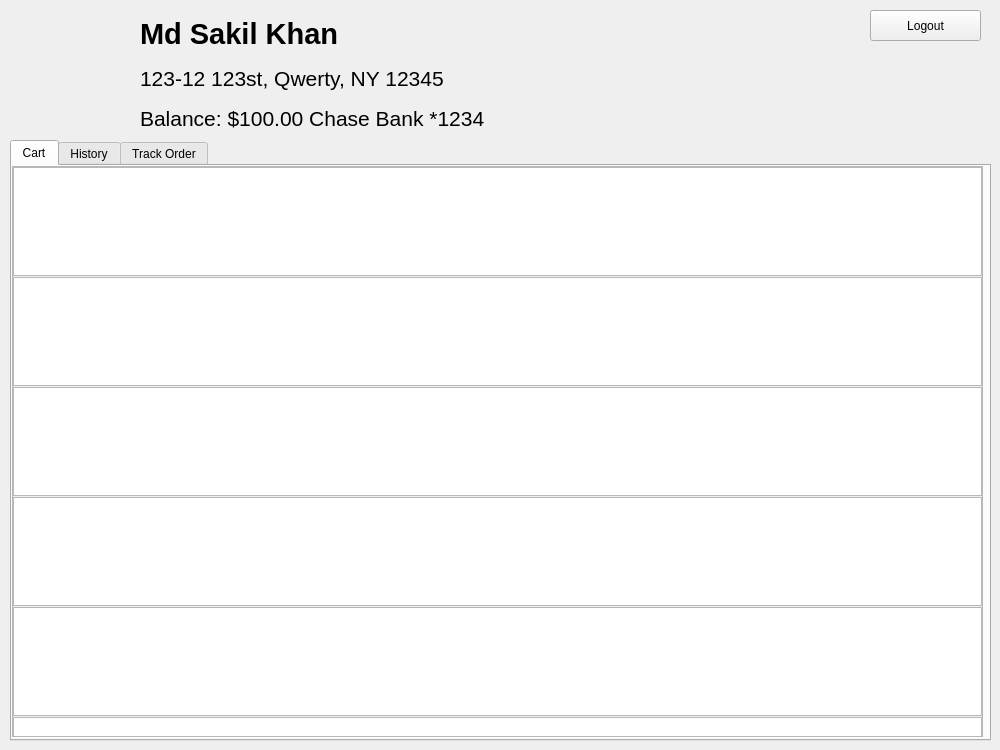
This is UiFiles/accountPage.ui in mdsakilkhan/CSC32200-Project as Qt 5 draws it before an edit. The edited form follows.
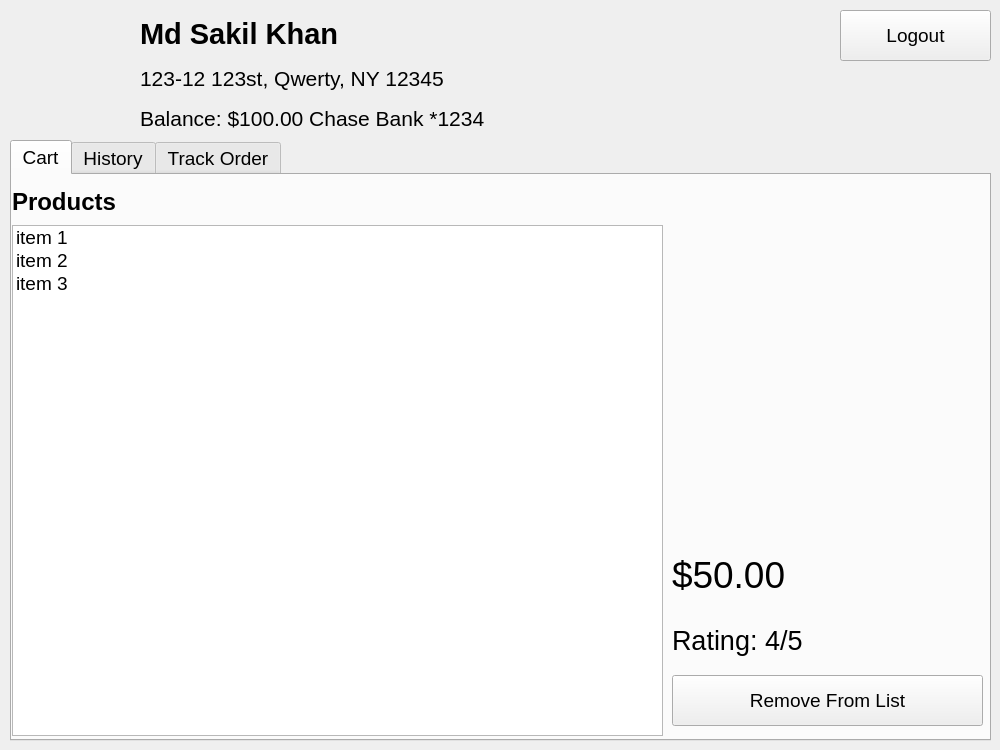
This is the edited form. Icons and pictures are not drawn.

Patch:
```diff
--- a/UiFiles/accountPage.ui
+++ b/UiFiles/accountPage.ui
@@ -34,9 +34,18 @@
      <height>601</height>
     </rect>
    </property>
+   <property name="font">
+    <font>
+     <family>Nirmala UI</family>
+     <pointsize>14</pointsize>
+    </font>
+   </property>
    <property name="autoFillBackground">
     <bool>false</bool>
    </property>
+   <property name="styleSheet">
+    <string notr="true"/>
+   </property>
    <property name="tabPosition">
     <enum>QTabWidget::North</enum>
    </property>
@@ -71,88 +80,143 @@
     <attribute name="title">
      <string>Cart</string>
     </attribute>
-    <widget class="QScrollArea" name="scrollArea">
+    <widget class="QListWidget" name="ProductList">
+     <property name="geometry">
+      <rect>
+       <x>0</x>
+       <y>50</y>
+       <width>651</width>
+       <height>511</height>
+      </rect>
+     </property>
+     <property name="styleSheet">
+      <string notr="true">font: 14pt &quot;Nirmala UI&quot;;</string>
+     </property>
+     <item>
+      <property name="text">
+       <string>item 1</string>
+      </property>
+     </item>
+     <item>
+      <property name="text">
+       <string>item 2</string>
+      </property>
+     </item>
+     <item>
+      <property name="text">
+       <string>item 3</string>
+      </property>
+     </item>
+    </widget>
+    <widget class="QLabel" name="ItemImage">
+     <property name="geometry">
+      <rect>
+       <x>660</x>
+       <y>50</y>
+       <width>311</width>
+       <height>311</height>
+      </rect>
+     </property>
+     <property name="text">
+      <string/>
+     </property>
+     <property name="pixmap">
+      <pixmap>userIcon.png</pixmap>
+     </property>
+     <property name="scaledContents">
+      <bool>true</bool>
+     </property>
+    </widget>
+    <widget class="QPushButton" name="RemoveFromList">
+     <property name="geometry">
+      <rect>
+       <x>660</x>
+       <y>500</y>
+       <width>311</width>
+       <height>51</height>
+      </rect>
+     </property>
+     <property name="text">
+      <string>Remove From List</string>
+     </property>
+    </widget>
+    <widget class="QLabel" name="ItemPrice">
+     <property name="geometry">
+      <rect>
+       <x>660</x>
+       <y>370</y>
+       <width>311</width>
+       <height>51</height>
+      </rect>
+     </property>
+     <property name="font">
+      <font>
+       <family>Nirmala UI</family>
+       <pointsize>28</pointsize>
+       <weight>50</weight>
+       <italic>false</italic>
+       <bold>false</bold>
+      </font>
+     </property>
+     <property name="text">
+      <string>$50.00</string>
+     </property>
+     <property name="alignment">
+      <set>Qt::AlignBottom|Qt::AlignLeading|Qt::AlignLeft</set>
+     </property>
+    </widget>
+    <widget class="QLabel" name="Title">
+     <property name="enabled">
+      <bool>true</bool>
+     </property>
      <property name="geometry">
       <rect>
        <x>0</x>
        <y>0</y>
        <width>971</width>
-       <height>571</height>
+       <height>41</height>
       </rect>
      </property>
-     <property name="widgetResizable">
-      <bool>true</bool>
+     <property name="font">
+      <font>
+       <family>Nirmala UI</family>
+       <pointsize>18</pointsize>
+       <weight>75</weight>
+       <italic>false</italic>
+       <bold>true</bold>
+      </font>
      </property>
-     <widget class="QWidget" name="scrollAreaWidgetContents">
-      <property name="geometry">
-       <rect>
-        <x>0</x>
-        <y>0</y>
-        <width>969</width>
-        <height>569</height>
-       </rect>
-      </property>
-      <widget class="QTextBrowser" name="textBrowser">
-       <property name="geometry">
-        <rect>
-         <x>0</x>
-         <y>0</y>
-         <width>969</width>
-         <height>109</height>
-        </rect>
-       </property>
-      </widget>
-      <widget class="QTextBrowser" name="textBrowser_2">
-       <property name="geometry">
-        <rect>
-         <x>0</x>
-         <y>110</y>
-         <width>969</width>
-         <height>109</height>
-        </rect>
-       </property>
-      </widget>
-      <widget class="QTextBrowser" name="textBrowser_3">
-       <property name="geometry">
-        <rect>
-         <x>0</x>
-         <y>220</y>
-         <width>969</width>
-         <height>109</height>
-        </rect>
-       </property>
-      </widget>
-      <widget class="QTextBrowser" name="textBrowser_4">
-       <property name="geometry">
-        <rect>
-         <x>0</x>
-         <y>330</y>
-         <width>969</width>
-         <height>109</height>
-        </rect>
-       </property>
-      </widget>
-      <widget class="QTextBrowser" name="textBrowser_5">
-       <property name="geometry">
-        <rect>
-         <x>0</x>
-         <y>440</y>
-         <width>969</width>
-         <height>109</height>
-        </rect>
-       </property>
-      </widget>
-      <widget class="QTextBrowser" name="textBrowser_6">
-       <property name="geometry">
-        <rect>
-         <x>0</x>
-         <y>550</y>
-         <width>969</width>
-         <height>109</height>
-        </rect>
-       </property>
-      </widget>
-     </widget>
+     <property name="text">
+      <string>Products</string>
+     </property>
+     <property name="alignment">
+      <set>Qt::AlignBottom|Qt::AlignLeading|Qt::AlignLeft</set>
+     </property>
+    </widget>
+    <widget class="QLabel" name="ItemRating">
+     <property name="geometry">
+      <rect>
+       <x>660</x>
+       <y>430</y>
+       <width>311</width>
+       <height>51</height>
+      </rect>
+     </property>
+     <property name="font">
+      <font>
+       <family>Nirmala UI</family>
+       <pointsize>20</pointsize>
+       <weight>50</weight>
+       <italic>false</italic>
+       <bold>false</bold>
+      </font>
+     </property>
+     <property name="text">
+      <string>Rating: 4/5</string>
+     </property>
+     <property name="alignment">
+      <set>Qt::AlignBottom|Qt::AlignLeading|Qt::AlignLeft</set>
+     </property>
     </widget>
    </widget>
    <widget class="QWidget" name="History">
@@ -166,25 +230,12 @@
     </attribute>
    </widget>
   </widget>
-  <widget class="QPushButton" name="Logout">
-   <property name="geometry">
-    <rect>
-     <x>870</x>
-     <y>10</y>
-     <width>111</width>
-     <height>31</height>
-    </rect>
-   </property>
-   <property name="text">
-    <string>Logout</string>
-   </property>
-  </widget>
   <widget class="QLabel" name="CustomerName">
    <property name="geometry">
     <rect>
      <x>140</x>
      <y>10</y>
-     <width>721</width>
+     <width>691</width>
      <height>41</height>
     </rect>
    </property>
@@ -208,7 +259,7 @@
     <rect>
      <x>140</x>
      <y>100</y>
-     <width>841</width>
+     <width>691</width>
      <height>31</height>
     </rect>
    </property>
@@ -249,7 +300,7 @@
     <rect>
      <x>140</x>
      <y>60</y>
-     <width>841</width>
+     <width>691</width>
      <height>31</height>
     </rect>
    </property>
@@ -266,6 +317,25 @@
     <set>Qt::AlignBottom|Qt::AlignLeading|Qt::AlignLeft</set>
    </property>
   </widget>
+  <widget class="QPushButton" name="Logout">
+   <property name="geometry">
+    <rect>
+     <x>840</x>
+     <y>10</y>
+     <width>151</width>
+     <height>51</height>
+    </rect>
+   </property>
+   <property name="font">
+    <font>
+     <family>Nirmala UI</family>
+     <pointsize>14</pointsize>
+    </font>
+   </property>
+   <property name="text">
+    <string>Logout</string>
+   </property>
+  </widget>
  </widget>
  <resources/>
  <connections/>
```
Left out of the diff: 221 changed lines with no effect on the pictures.
